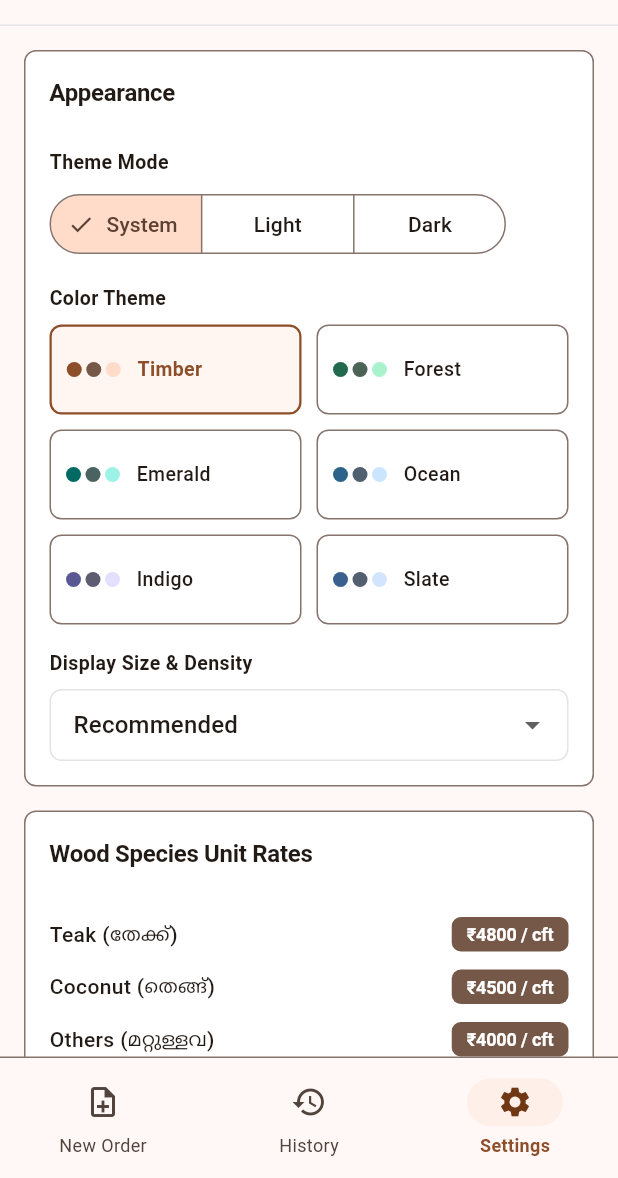
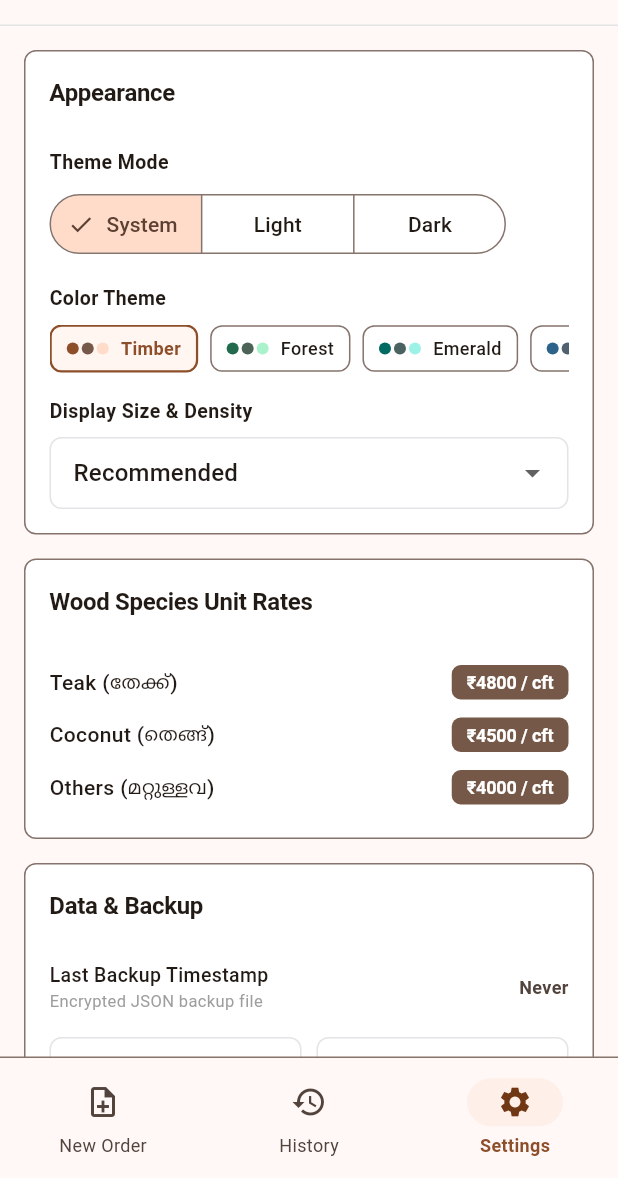
Before and after one commit to AzimAbdulla10/wooden-mill-app, a Flutter app: the SettingsScreen screen opened by its route, on a phone screen of 412 x 824 dp, the part 58-1236 px from its top. Run offline on Flutter 3.47's test engine with Material 3 defaults, Android fonts, the phone set to English and light mode, and no system bars; our stand-ins replace go_router, pdf, printing, shared_preferences, sqflite; accounts and stored records are empty.

Commit message:
refactor(ui): redesign Color Theme selector to be compact horizontal scrollable chip row

```diff
--- a/lib/screens/settings/settings_screen.dart
+++ b/lib/screens/settings/settings_screen.dart
@@ -198,30 +198,24 @@ class _SettingsScreenState extends State<SettingsScreen> {
                     ),
                     const SizedBox(height: ShadTokens.spaceLg),
 
-                    // Color Theme Section with Palette Previews (● ● ●)
+                    // Color Theme Section with Compact Palette Previews (●●●)
                     const Text('Color Theme', style: TextStyle(fontWeight: FontWeight.w600, fontSize: 13)),
                     const SizedBox(height: 8),
-                    GridView.builder(
-                      shrinkWrap: true,
-                      physics: const NeverScrollableScrollPhysics(),
-                      gridDelegate: const SliverGridDelegateWithFixedCrossAxisCount(
-                        crossAxisCount: 2,
-                        childAspectRatio: 2.8,
-                        crossAxisSpacing: 10,
-                        mainAxisSpacing: 10,
-                      ),
-                      itemCount: AppColorTheme.values.length,
-                      itemBuilder: (context, index) {
-                        final colorOption = AppColorTheme.values[index];
+                    SingleChildScrollView(
+                      scrollDirection: Axis.horizontal,
+                      child: Row(
+                        children: AppColorTheme.values.map((colorOption) {
                           final isSelected = themeController.colorTheme == colorOption;
                           final isDark = Theme.of(context).brightness == Brightness.dark;
                           final previewColors = colorOption.getPreviewColors(isDark);
 
-                        return InkWell(
+                          return Padding(
+                            padding: const EdgeInsets.only(right: 8.0),
+                            child: InkWell(
                               onTap: () => themeController.setColorTheme(colorOption),
                               borderRadius: BorderRadius.circular(ShadTokens.radiusMd),
                               child: Container(
-                            padding: const EdgeInsets.symmetric(horizontal: 10, vertical: 8),
+                                padding: const EdgeInsets.symmetric(horizontal: 10, vertical: 6),
                                 decoration: BoxDecoration(
                                   color: isSelected
                                       ? theme.colorScheme.primaryContainer.withValues(alpha: 0.25)
@@ -233,13 +227,14 @@ class _SettingsScreenState extends State<SettingsScreen> {
                                   ),
                                 ),
                                 child: Row(
+                                  mainAxisSize: MainAxisSize.min,
                                   children: [
                                     Row(
                                       children: previewColors.map((c) {
                                         return Container(
-                                      width: 10,
-                                      height: 10,
-                                      margin: const EdgeInsets.only(right: 3),
+                                          width: 8,
+                                          height: 8,
+                                          margin: const EdgeInsets.only(right: 2),
                                           decoration: BoxDecoration(
                                             color: c,
                                             shape: BoxShape.circle,
@@ -247,23 +242,22 @@ class _SettingsScreenState extends State<SettingsScreen> {
                                         );
                                       }).toList(),
                                     ),
-                                const SizedBox(width: 8),
-                                Expanded(
-                                  child: Text(
+                                    const SizedBox(width: 6),
+                                    Text(
                                       colorOption.displayName,
                                       style: TextStyle(
-                                      fontSize: 13,
+                                        fontSize: 12,
                                         fontWeight: isSelected ? FontWeight.bold : FontWeight.w500,
                                         color: isSelected ? theme.colorScheme.primary : theme.colorScheme.onSurface,
-                                    ),
-                                    overflow: TextOverflow.ellipsis,
                                       ),
                                     ),
                                   ],
                                 ),
                               ),
+                            ),
                           );
-                      },
+                        }).toList(),
+                      ),
                     ),
                     const SizedBox(height: ShadTokens.spaceLg),
 
```
Lines whose indentation alone changed are shown as unchanged.
